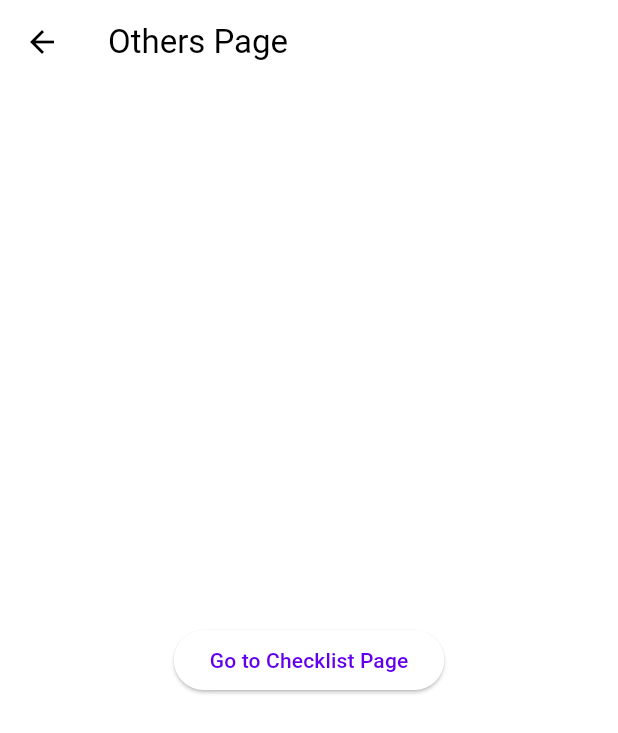
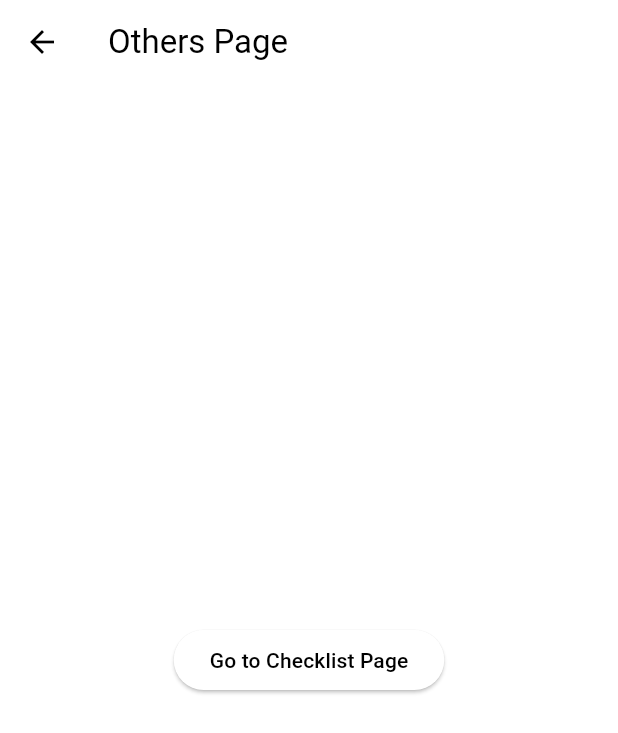
Before and after one commit to shreelaxmikamath/one-love, a Flutter app: the OthersPage screen opened directly with empty values, on a phone screen of 412 x 824 dp. Shown: the top 733 px of the screen. Run offline on Flutter 3.47's test engine with Material 3 defaults, Android fonts, the light colour scheme and no system bars; our stand-ins replace intl_phone_number_input, table_calendar.

Commit message:
little color changes

```diff
--- a/lib/others_page.dart
+++ b/lib/others_page.dart
@@ -18,7 +18,13 @@ class OthersPage extends StatelessWidget {
               MaterialPageRoute(builder: (context) => ChecklistPage(userId: userId)),
             );
           },
-          child: Text('Go to Checklist Page'),
+          style: ElevatedButton.styleFrom(
+            backgroundColor: Colors.white, // Set button background to white
+          ),
+          child: Text(
+            'Go to Checklist Page',
+            style: TextStyle(color: Colors.black), // Set text color to black
+          ),
         ),
       ),
     );
```
